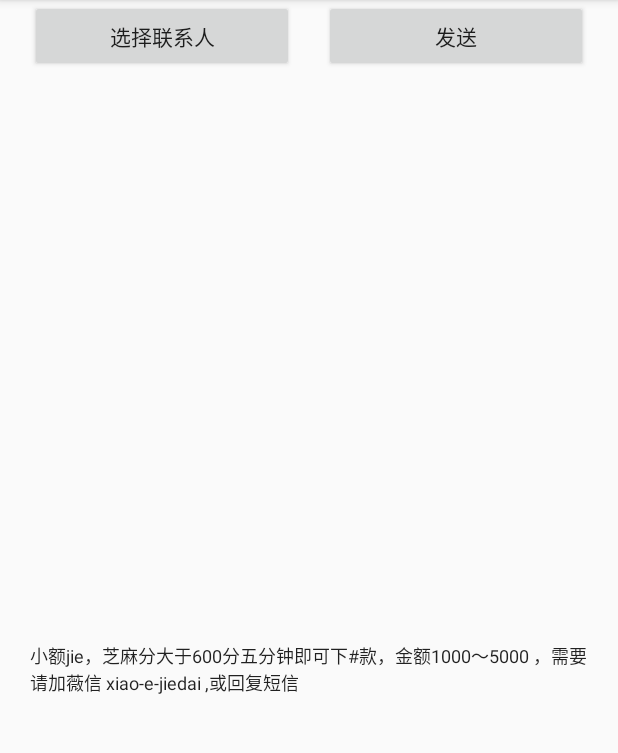
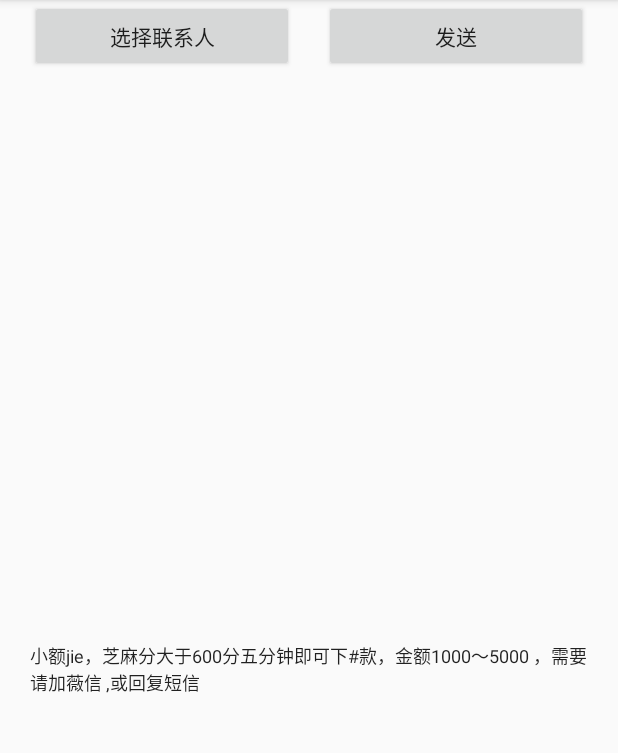
Before and after one commit to guochunpeng/SendSMSTool, an Android app: the screen it shows after launch (MainActivity), on a phone screen of 412 x 824 dp, the part 84-837 px from its top. Run offline under Robolectric (Android 15) with nearby library versions, the phone set to English and light mode, and no system bars; libraries missing offline, so code that uses them is left out: com.github.dfqin.grantor; 2 statements that could not run were skipped.

Commit message:
修改bug

```diff
--- a/app/src/main/java/com/a58program/sendsmstool/adapter/ContactsAdapter.java
+++ b/app/src/main/java/com/a58program/sendsmstool/adapter/ContactsAdapter.java
@@ -36,6 +36,9 @@ public class ContactsAdapter extends BaseAdapter {
     }
 
     public void selectRange(int start ,int end){
+        for(int i=0;i<datas.size();i++){
+            isCheck.put(i,false);
+        }
         for(int i=start;i<end;i++){
             isCheck.put(i,true);
         }
--- a/app/src/main/res/layout/activity_main.xml
+++ b/app/src/main/res/layout/activity_main.xml
@@ -49,7 +49,7 @@
         android:textSize="12sp"
         android:padding="20dp"
         android:background="@null"
-        android:text="小额jie，芝麻分大于600分五分钟即可下#款，金额1000～5000 ，需要请加薇信 xiao-e-jiedai ,或回复短信"/>
+        android:text="小额jie，芝麻分大于600分五分钟即可下#款，金额1000～5000 ，需要请加薇信 ,或回复短信"/>
 
 
 </LinearLayout>
```
Also changed, not shown: app/src/main/java/com/a58program/sendsmstool/activity/SelectContactsActivity.java (+12 -13 lines).
